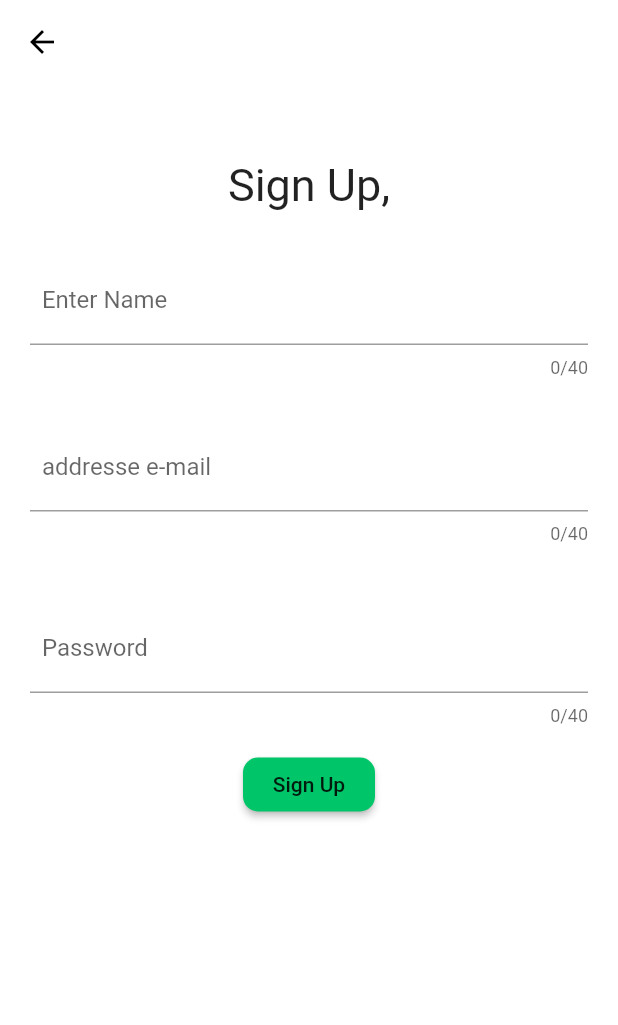
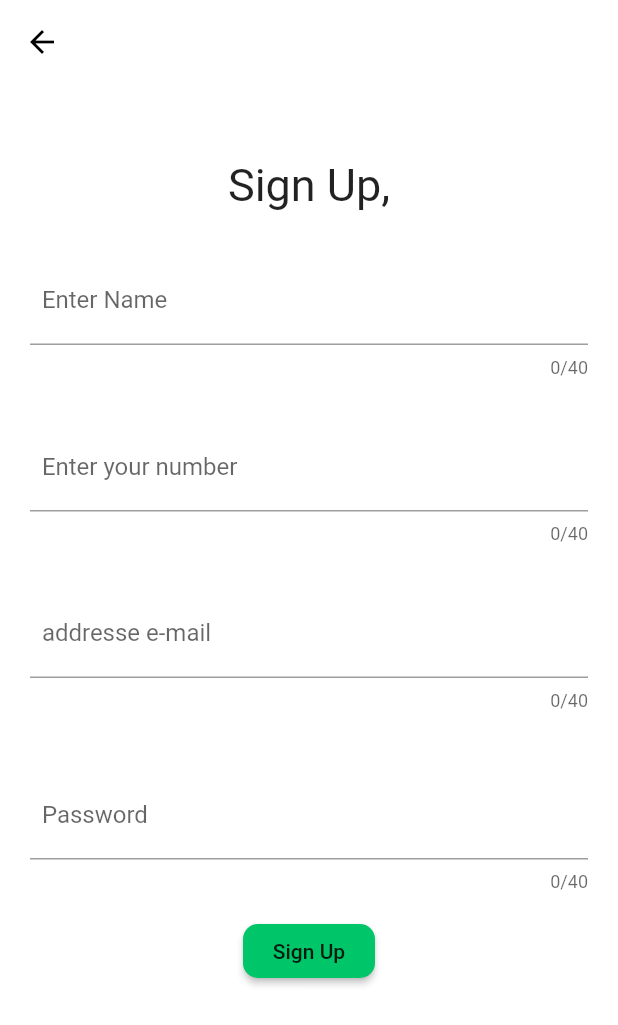
Before and after one commit to hanasl/flutterEcommce2, a Flutter app: the RegistreScreen screen opened directly, after a tap on "Sign Up", on a phone screen of 412 x 824 dp. Shown: the top 1025 px of the screen. Run offline on Flutter 3.47's test engine with Material 2 defaults, Android fonts, the phone set to English and light mode, and no system bars; our stand-ins replace cloud_firestore, firebase_auth, firebase_core, flutter_easyloading; missing offline and left inert: animated_snack_bar; accounts and stored records are empty.

Commit message:
registre

```diff
--- a/lib/screen/registre_view.dart
+++ b/lib/screen/registre_view.dart
@@ -1,3 +1,4 @@
+import 'package:cloud_firestore/cloud_firestore.dart';
 import 'package:firebase_auth/firebase_auth.dart';
 import 'package:e_commerce/screen/homescreen.dart';
 import 'package:flutter/material.dart';
@@ -21,6 +22,8 @@ class _RegistreScreenState extends State<RegistreScreen> {
     String? email;
     String? password;
     String? name;
+    String? numero;
+    User? _user = FirebaseAuth.instance.currentUser;
     return Scaffold(
       backgroundColor: Colors.white,
       appBar: AppBar(
@@ -88,6 +91,30 @@ class _RegistreScreenState extends State<RegistreScreen> {
                   // hintStyle: GoogleFonts.raleway(),
                   // labelStyle: GoogleFonts.raleway(),
                   // counterStyle: GoogleFonts.raleway(),
+                  hintText: 'Numero',
+                  // border: OutlineInputBorder(
+                  //   borderRadius: BorderRadius.circular(35),
+                  // ),
+                  labelText: '  Enter your number',
+                  // counterText:
+                  //     '*Please use a verified e-mail',
+                ),
+                autofocus: false,
+                keyboardType: TextInputType.emailAddress,
+                maxLength: 40,
+                onChanged: (value) {
+                  numero = value;
+                },
+              ),
+              SizedBox(
+                height: 30,
+              ),
+              TextField(
+                //cursorColor: secondaryColor,
+                decoration: InputDecoration(
+                  // hintStyle: GoogleFonts.raleway(),
+                  // labelStyle: GoogleFonts.raleway(),
+                  // counterStyle: GoogleFonts.raleway(),
                   hintText: 'address@mail.com',
                   // border: OutlineInputBorder(
                   //   borderRadius: BorderRadius.circular(35),
@@ -141,9 +168,51 @@ class _RegistreScreenState extends State<RegistreScreen> {
                           MaterialPageRoute(
                               builder: (context) => homescreen(),
                               maintainState: false));
-                      // Utilisateur enregistré avec succès
-                    } catch (e) {
-                      // Erreur d'enregistrement
+                      await FirebaseFirestore.instance
+                          .collection("utilisateur")
+                          .doc(_user!.uid)
+                          .set({
+                        "Email": email,
+                        "Password": password,
+                        "Name": name,
+                        "Number": numero,
+                      });
+                      await FirebaseFirestore.instance
+                          .collection("utilisateur")
+                          .doc(_user!.uid)
+                          .collection("Produit")
+                          .doc()
+                          .set({
+                        "Description": " ",
+                      });
+                    } on FirebaseAuthException catch (e) {
+                      if (e.code == 'weak-password') {
+                        var snackBar = SnackBar(
+                            backgroundColor: Colors.red,
+                            content: Row(
+                              mainAxisAlignment: MainAxisAlignment.center,
+                              children: [
+                                Text(
+                                  'mot de passe faible',
+                                ),
+                              ],
+                            ));
+                        ScaffoldMessenger.of(context).showSnackBar(snackBar);
+                      } else if (e.code == 'email-already-in-use') {
+                        var snackBar = SnackBar(
+                            backgroundColor: Colors.red,
+                            content: Row(
+                              mainAxisAlignment: MainAxisAlignment.center,
+                              children: [
+                                Text(
+                                  'cette addresse e-mail est déja utilisé',
+                                ),
+                              ],
+                            ));
+                        ScaffoldMessenger.of(context).showSnackBar(snackBar);
+                      }
+                    } catch (ex) {
+                      print(ex);
                     }
                   }
                 },
```
